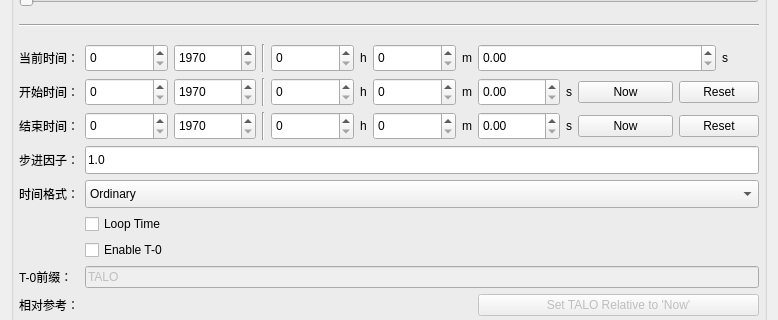
Before: the Qt Designer form TimeControls.ui in whatudone/plotxy, drawn with Qt 5; both pictures show x 0 to 778 and y 113 to 433 of the 778 by 526 pixel window.
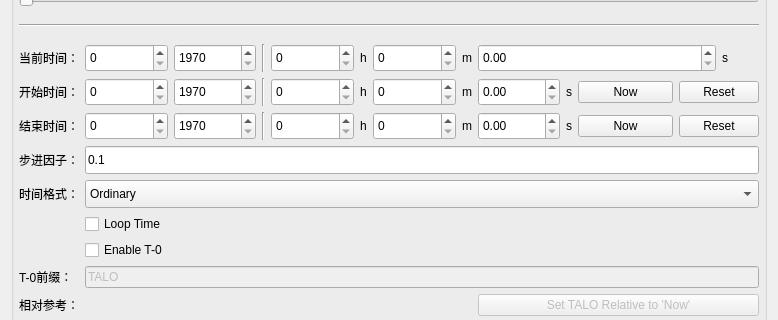
After: the same form once the commit is applied. Icons and pictures are not drawn.

```diff
--- a/TimeControls.ui
+++ b/TimeControls.ui
@@ -763,7 +763,10 @@
            </size>
           </property>
           <property name="text">
-           <string>1.0</string>
+           <string>0.1</string>
+          </property>
+          <property name="maxLength">
+           <number>7</number>
           </property>
          </widget>
         </item>
```
Left out of the diff: 12 changed lines with no effect on the pictures.
